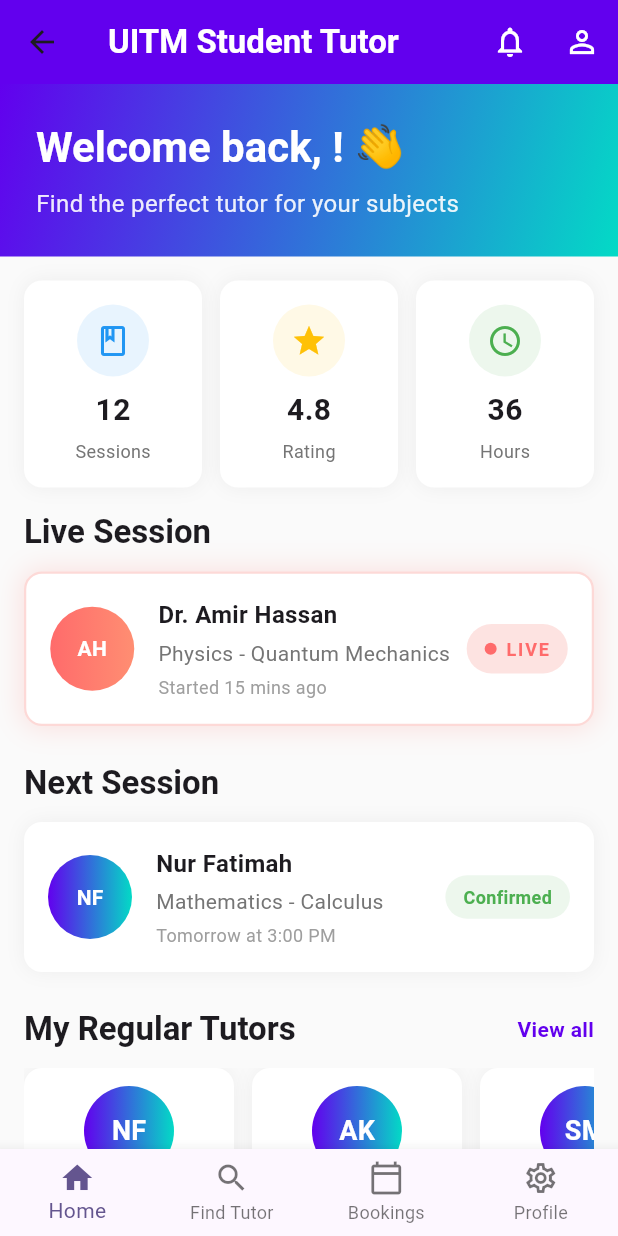
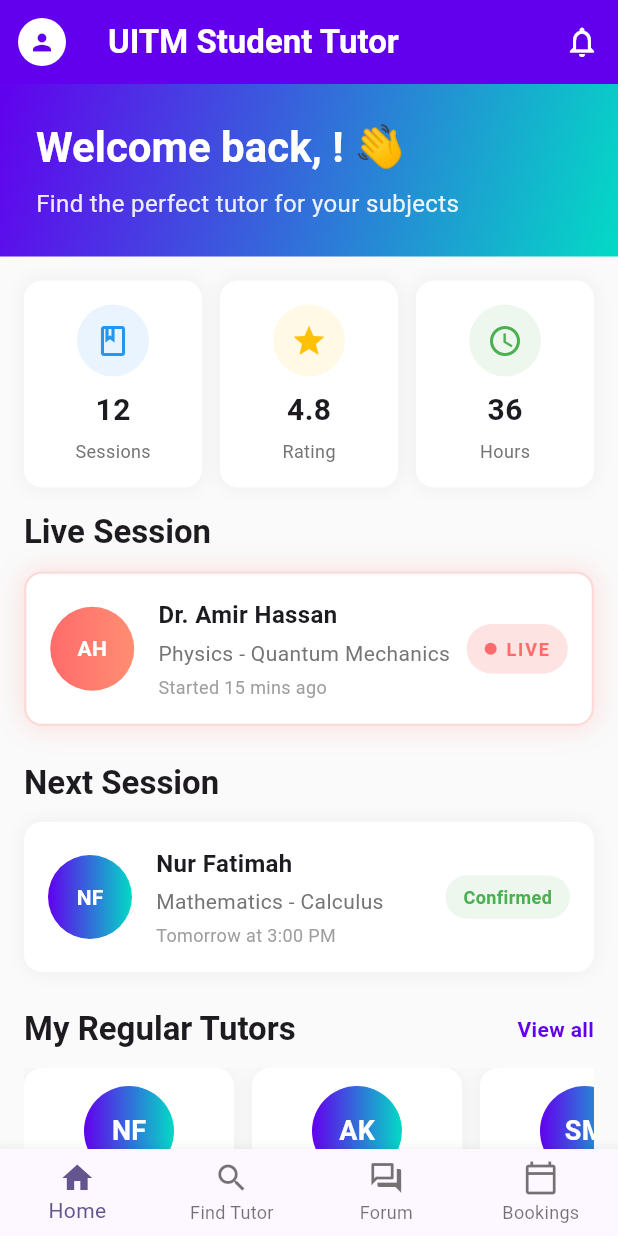
Before and after one commit to aimanazhad/uitm_student_tutor, a Flutter app: the StudentDashboard screen opened by its route, on a phone screen of 412 x 824 dp. Run offline on Flutter 3.47's test engine with Material 3 defaults, Android fonts, the phone set to English and light mode, and no system bars; our stand-ins replace cloud_firestore, firebase_auth, firebase_core; accounts and stored records are empty.

Commit message:
forum and side bar updated

```diff
--- a/lib/pages/student_dashboard.dart
+++ b/lib/pages/student_dashboard.dart
@@ -1,8 +1,9 @@
 import 'package:cloud_firestore/cloud_firestore.dart';
 import 'package:firebase_auth/firebase_auth.dart';
 import 'package:flutter/material.dart';
-import 'studentprofile_page.dart';
 import 'findtutor_page.dart';
+import 'studdrawer_page.dart';
+import 'forum_page.dart';
 
 class StudentDashboard extends StatefulWidget {
   const StudentDashboard({super.key});
@@ -37,9 +38,22 @@
   Widget build(BuildContext context) {
     return Scaffold(
       backgroundColor: Colors.grey[50],
+      drawer: const StudentDrawerPage(),
       appBar: AppBar(
         backgroundColor: const Color(0xFF6200EE),
         elevation: 0,
+        leading: Builder(
+          builder: (context) => IconButton(
+            icon: const CircleAvatar(
+              radius: 16,
+              backgroundColor: Colors.white,
+              child: Icon(Icons.person, color: Color(0xFF6200EE), size: 18),
+            ),
+            onPressed: () {
+              Scaffold.of(context).openDrawer();
+            },
+          ),
+        ),
         title: const Text(
           'UITM Student Tutor',
           style: TextStyle(
@@ -57,15 +71,6 @@
               );
             },
           ),
-          IconButton(
-            icon: const Icon(Icons.person_outline),
-            color: Colors.white,
-            onPressed: () {
-              ScaffoldMessenger.of(context).showSnackBar(
-                const SnackBar(content: Text('Profile coming soon')),
-              );
-            },
-          ),
         ],
       ),
       body: _selectedIndex == 0
@@ -73,8 +78,8 @@
           : _selectedIndex == 1
               ? _buildSearchTab()
               : _selectedIndex == 2
-                  ? _buildBookingsTab()
-                  : _buildProfileTab(),
+                  ? _buildForumTab()
+                  : _buildBookingsTab(),
       bottomNavigationBar: BottomNavigationBar(
         currentIndex: _selectedIndex,
         onTap: (index) {
@@ -95,14 +100,14 @@
             label: 'Find Tutor',
           ),
           BottomNavigationBarItem(
+            icon: Icon(Icons.forum_outlined),
+            activeIcon: Icon(Icons.forum),
+            label: 'Forum',
+          ),
+          BottomNavigationBarItem(
             icon: Icon(Icons.calendar_today_outlined),
             activeIcon: Icon(Icons.calendar_today),
             label: 'Bookings',
-          ),
-          BottomNavigationBarItem(
-            icon: Icon(Icons.settings_outlined),
-            activeIcon: Icon(Icons.settings),
-            label: 'Profile',
           ),
         ],
       ),
@@ -138,7 +143,7 @@
                 Text(
                   'Find the perfect tutor for your subjects',
                   style: TextStyle(
-                    color: Colors.white.withOpacity(0.9),
+                    color: Colors.white.withValues(alpha: 0.9),
                     fontSize: 16,
                   ),
                 ),
@@ -348,7 +353,7 @@
           borderRadius: BorderRadius.circular(12),
           boxShadow: [
             BoxShadow(
-              color: Colors.black.withOpacity(0.05),
+              color: Colors.black.withValues(alpha: 0.05),
               blurRadius: 10,
             ),
           ],
@@ -358,7 +363,7 @@
           children: [
             Container(
               decoration: BoxDecoration(
-                color: color.withOpacity(0.1),
+                color: color.withValues(alpha: 0.1),
                 shape: BoxShape.circle,
               ),
               padding: const EdgeInsets.all(12),
@@ -399,7 +404,7 @@
         borderRadius: BorderRadius.circular(12),
         boxShadow: [
           BoxShadow(
-            color: Colors.black.withOpacity(0.05),
+            color: Colors.black.withValues(alpha: 0.05),
             blurRadius: 10,
           ),
         ],
@@ -459,7 +464,7 @@
           ),
           Container(
             decoration: BoxDecoration(
-              color: Colors.green.withOpacity(0.1),
+              color: Colors.green.withValues(alpha: 0.1),
               borderRadius: BorderRadius.circular(20),
             ),
             padding: const EdgeInsets.symmetric(horizontal: 12, vertical: 6),
@@ -489,13 +494,13 @@
         borderRadius: BorderRadius.circular(12),
         boxShadow: [
           BoxShadow(
-            color: Colors.red.withOpacity(0.15),
+            color: Colors.red.withValues(alpha: 0.15),
             blurRadius: 15,
             spreadRadius: 1,
           ),
         ],
         border: Border.all(
-          color: Colors.red.withOpacity(0.2),
+          color: Colors.red.withValues(alpha: 0.2),
           width: 1.5,
         ),
       ),
@@ -554,7 +559,7 @@
           ),
           Container(
             decoration: BoxDecoration(
-              color: Colors.red.withOpacity(0.15),
+              color: Colors.red.withValues(alpha: 0.15),
               borderRadius: BorderRadius.circular(20),
             ),
             padding: const EdgeInsets.symmetric(horizontal: 12, vertical: 8),
@@ -602,7 +607,7 @@
         borderRadius: BorderRadius.circular(12),
         boxShadow: [
           BoxShadow(
-            color: Colors.black.withOpacity(0.05),
+            color: Colors.black.withValues(alpha: 0.05),
             blurRadius: 10,
           ),
         ],
@@ -698,7 +703,7 @@
             width: 48,
             height: 48,
             decoration: BoxDecoration(
-              color: const Color(0xFF6200EE).withOpacity(0.1),
+              color: const Color(0xFF6200EE).withValues(alpha: 0.1),
               shape: BoxShape.circle,
             ),
             child: Icon(
@@ -769,7 +774,7 @@
               borderRadius: BorderRadius.circular(16),
               boxShadow: [
                 BoxShadow(
-                  color: Colors.black.withOpacity(0.05),
+                  color: Colors.black.withValues(alpha: 0.05),
                   blurRadius: 8,
                   offset: const Offset(0, 2),
                 ),
@@ -836,7 +841,7 @@
     );
   }
 
-  Widget _buildProfileTab() {
-    return const StudentProfilePage();
+  Widget _buildForumTab() {
+    return const ForumPage();
   }
 }
--- a/lib/pages/studentprofile_page.dart
+++ b/lib/pages/studentprofile_page.dart
@@ -104,7 +104,7 @@
                       borderRadius: BorderRadius.circular(12),
                       boxShadow: [
                         BoxShadow(
-                          color: Colors.black.withOpacity(0.05),
+                          color: Colors.black.withValues(alpha: 0.05),
                           blurRadius: 10,
                         ),
                       ],
```
Also changed, not shown: lib/pages/admin_login.dart (+8 -8 lines), lib/pages/forum_page.dart (added, +139 -0 lines), lib/pages/studdrawer_page.dart (added, +95 -0 lines), 1 other file.
